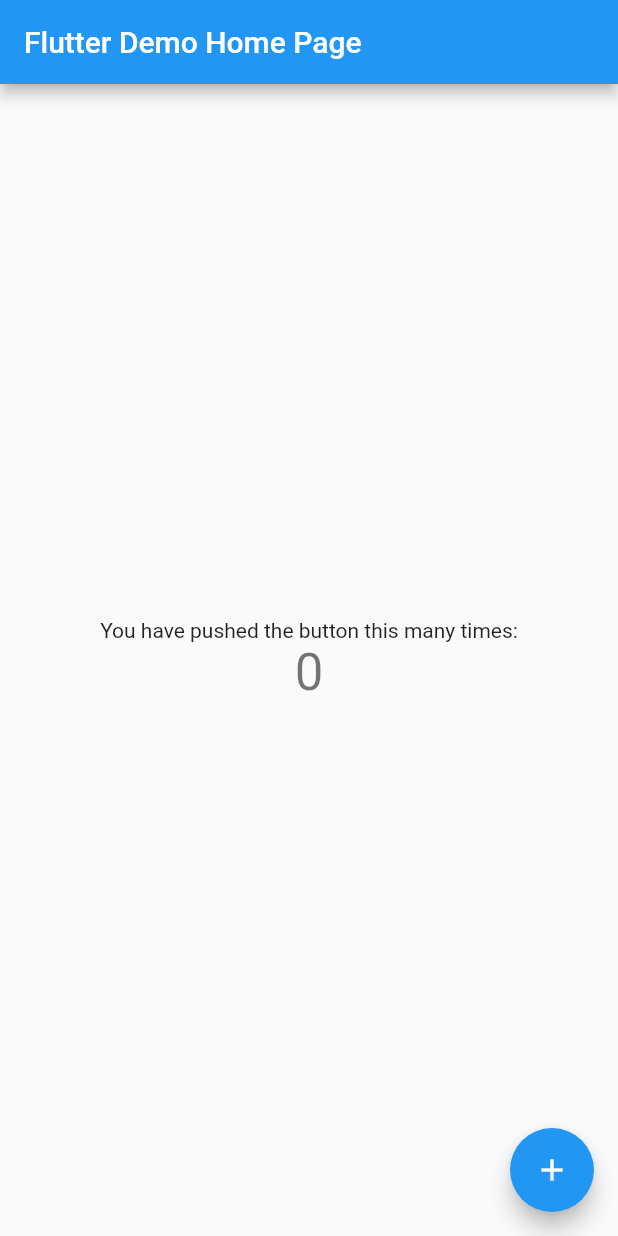
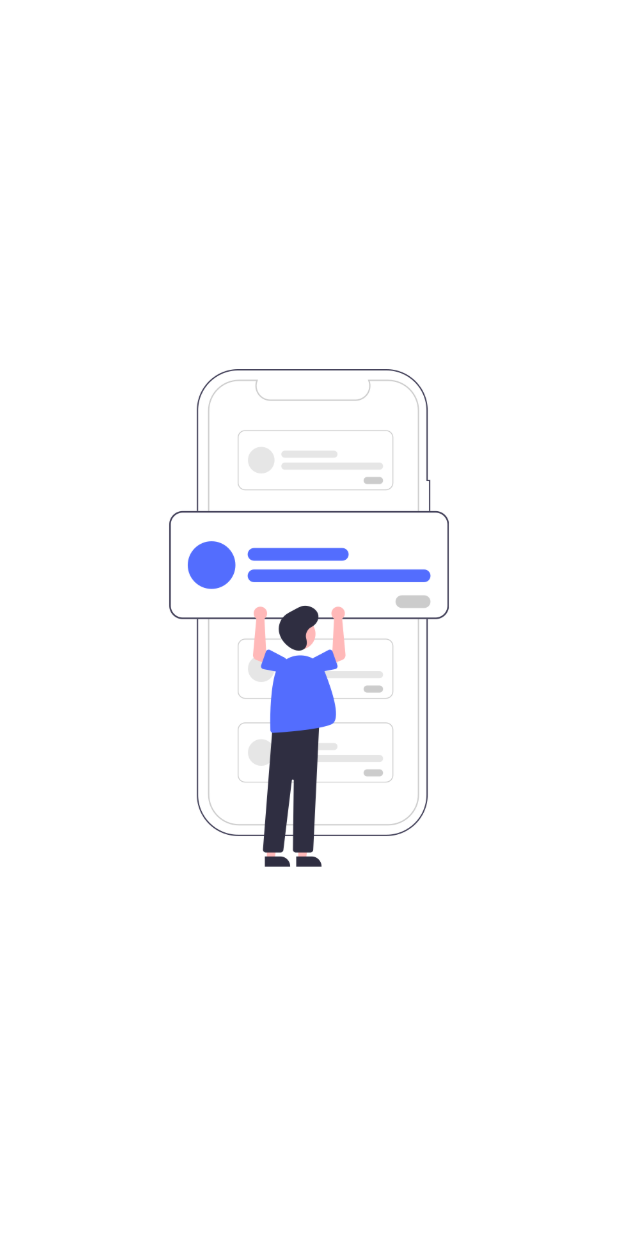
Before and after one commit to room2468/14-final-project-mythical-glory, a Flutter app: the first screen one second after launch, on a phone screen of 412 x 824 dp. Run offline on Flutter 3.47's test engine with Material 2 defaults, Android fonts, the phone set to English and light mode, and no system bars; our stand-ins replace firebase_auth, firebase_core, google_sign_in; missing offline and left inert: sign_button; accounts and stored records are empty.

Commit message:
Membuat SpashScreen

```diff
--- /dev/null
+++ b/lib/SplashScreenPage.dart
@@ -0,0 +1,42 @@
+import 'dart:async';
+
+import 'package:flutter/cupertino.dart';
+import 'package:flutter/material.dart';
+import 'Mulai.dart';
+
+class SplashScreenPage extends StatefulWidget {
+  @override
+  _SplashScreenState createState() => _SplashScreenState();
+}
+
+class _SplashScreenState extends State<SplashScreenPage> {
+  @override
+  void initState() {
+    super.initState();
+    startSplashScreen();
+  }
+
+  startSplashScreen() async {
+    var duration = const Duration(seconds: 5);
+    return Timer(duration, () {
+      Navigator.of(context).pushReplacement(
+        MaterialPageRoute(builder: (_) {
+          return Mulai();
+        }),
+      );
+    });
+  }
+
+  Widget build(BuildContext context) {
+    return Scaffold(
+      backgroundColor: Colors.white,
+      body: Center(
+        child: Image.asset(
+          "images/launch_image.png",
+          width: 500.0,
+          height: 400.0,
+        ),
+      ),
+    );
+  }
+}
--- a/lib/main.dart
+++ b/lib/main.dart
@@ -1,4 +1,9 @@
+// @dart=2.9
 import 'package:flutter/material.dart';
+import 'package:sensus/Home.dart';
+import 'package:sensus/SplashScreenPage.dart';
+
+import 'Mulai.dart';
 
 void main() {
   runApp(MyApp());
@@ -9,105 +14,11 @@
   @override
   Widget build(BuildContext context) {
     return MaterialApp(
-      title: 'Flutter Demo',
       theme: ThemeData(
-        // This is the theme of your application.
-        //
-        // Try running your application with "flutter run". You'll see the
-        // application has a blue toolbar. Then, without quitting the app, try
-        // changing the primarySwatch below to Colors.green and then invoke
-        // "hot reload" (press "r" in the console where you ran "flutter run",
-        // or simply save your changes to "hot reload" in a Flutter IDE).
-        // Notice that the counter didn't reset back to zero; the application
-        // is not restarted.
-        primarySwatch: Colors.blue,
+        primarySwatch: Colors.lightBlue,
       ),
-      home: MyHomePage(title: 'Flutter Demo Home Page'),
+      debugShowCheckedModeBanner: false,
+      home: SplashScreenPage(),
     );
   }
 }
-
-class MyHomePage extends StatefulWidget {
-  MyHomePage({Key? key, required this.title}) : super(key: key);
-
-  // This widget is the home page of your application. It is stateful, meaning
-  // that it has a State object (defined below) that contains fields that affect
-  // how it looks.
-
-  // This class is the configuration for the state. It holds the values (in this
-  // case the title) provided by the parent (in this case the App widget) and
-  // used by the build method of the State. Fields in a Widget subclass are
-  // always marked "final".
-
-  final String title;
-
-  @override
-  _MyHomePageState createState() => _MyHomePageState();
-}
-
-class _MyHomePageState extends State<MyHomePage> {
-  int _counter = 0;
-
-  void _incrementCounter() {
-    setState(() {
-      // This call to setState tells the Flutter framework that something has
-      // changed in this State, which causes it to rerun the build method below
-      // so that the display can reflect the updated values. If we changed
-      // _counter without calling setState(), then the build method would not be
-      // called again, and so nothing would appear to happen.
-      _counter++;
-    });
-  }
-
-  @override
-  Widget build(BuildContext context) {
-    // This method is rerun every time setState is called, for instance as done
-    // by the _incrementCounter method above.
-    //
-    // The Flutter framework has been optimized to make rerunning build methods
-    // fast, so that you can just rebuild anything that needs updating rather
-    // than having to individually change instances of widgets.
-    return Scaffold(
-      appBar: AppBar(
-        // Here we take the value from the MyHomePage object that was created by
-        // the App.build method, and use it to set our appbar title.
-        title: Text(widget.title),
-      ),
-      body: Center(
-        // Center is a layout widget. It takes a single child and positions it
-        // in the middle of the parent.
-        child: Column(
-          // Column is also a layout widget. It takes a list of children and
-          // arranges them vertically. By default, it sizes itself to fit its
-          // children horizontally, and tries to be as tall as its parent.
-          //
-          // Invoke "debug painting" (press "p" in the console, choose the
-          // "Toggle Debug Paint" action from the Flutter Inspector in Android
-          // Studio, or the "Toggle Debug Paint" command in Visual Studio Code)
-          // to see the wireframe for each widget.
-          //
-          // Column has various properties to control how it sizes itself and
-          // how it positions its children. Here we use mainAxisAlignment to
-          // center the children vertically; the main axis here is the vertical
-          // axis because Columns are vertical (the cross axis would be
-          // horizontal).
-          mainAxisAlignment: MainAxisAlignment.center,
-          children: <Widget>[
-            Text(
-              'You have pushed the button this many times:',
-            ),
-            Text(
-              '$_counter',
-              style: Theme.of(context).textTheme.headline4,
-            ),
-          ],
-        ),
-      ),
-      floatingActionButton: FloatingActionButton(
-        onPressed: _incrementCounter,
-        tooltip: 'Increment',
-        child: Icon(Icons.add),
-      ), // This trailing comma makes auto-formatting nicer for build methods.
-    );
-  }
-}
--- a/pubspec.yaml
+++ b/pubspec.yaml
@@ -27,6 +27,7 @@
   google_sign_in: any
   sign_button: any
   firebase_core: ^1.2.0
+  carousel_pro: ^1.0.0
 
 
   # The following adds the Cupertino Icons font to your application.
@@ -51,7 +52,10 @@
   # To add assets to your application, add an assets section, like this:
   assets:
     - images/welcome.png
-    # - images/a_dot_ham.jpeg
+    - images/1.jpg
+    - images/2.jpg
+    - images/3.jpeg
+    - images/launch_image.png
 
   # An image asset can refer to one or more resolution-specific "variants", see
   # https://flutter.dev/assets-and-images/#resolution-aware.
```
Also changed, not shown: images/1.jpg (added), images/2.jpg (added), images/3.jpeg (added), images/launch_image.png (added), pubspec.lock, 8 other files.
